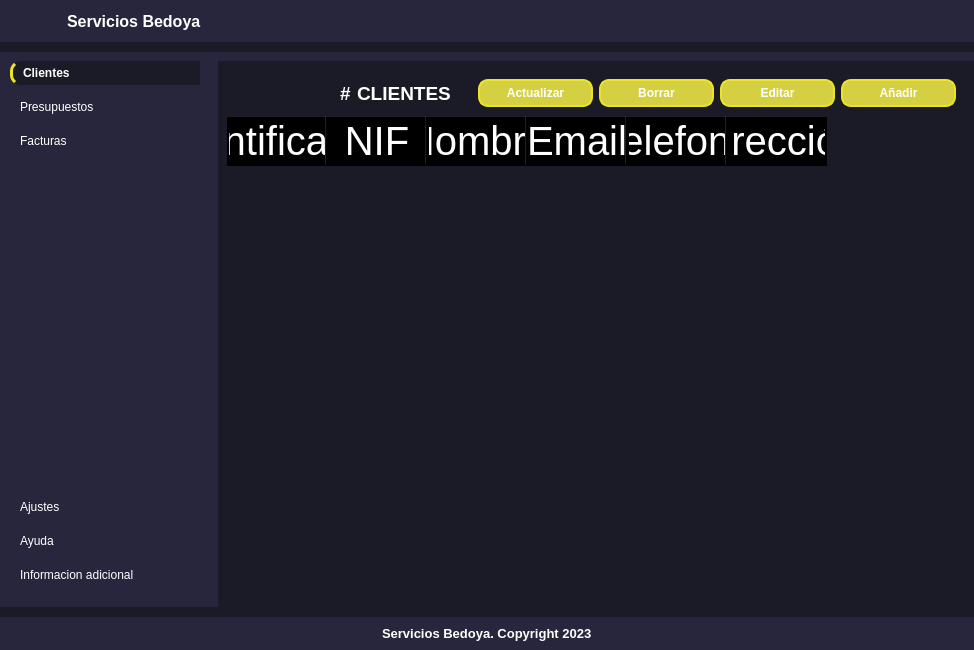
Above: UI/ui_main.ui from DickinsonBP/BudgetInvoiceApp2.0 before the change. Below: the same form after it.
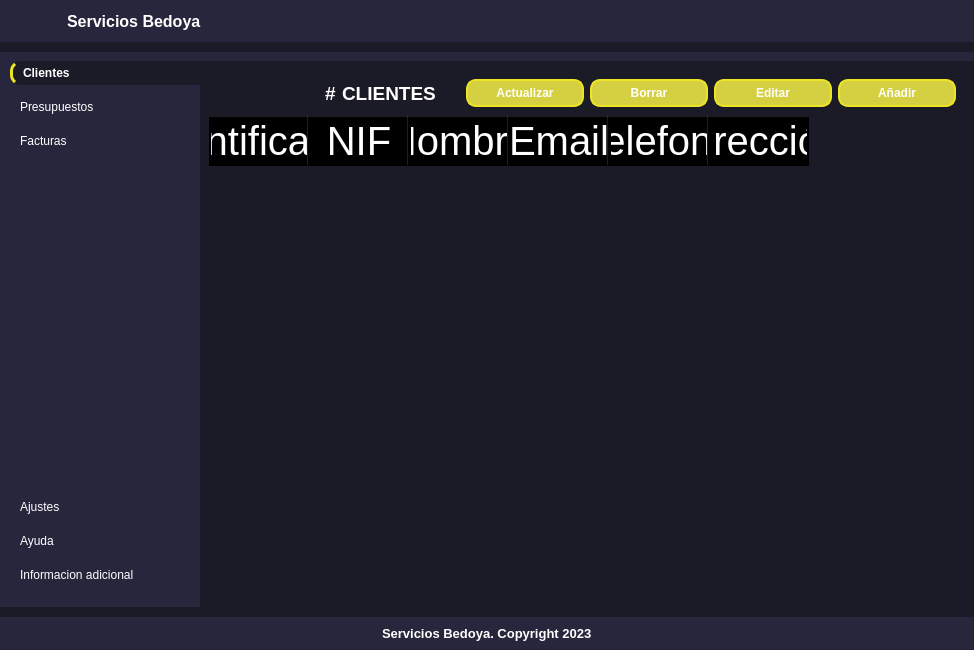
That is the form after the change. Icons and pictures are not drawn. Custom widgets are drawn as their Qt base class.

Patch:
```diff
--- a/UI/ui_main.ui
+++ b/UI/ui_main.ui
@@ -386,11 +386,6 @@
          </layout>
         </widget>
        </item>
-       <item>
-        <widget class="QWidget" name="separator" native="true">
-         <layout class="QVBoxLayout" name="verticalLayout_2"/>
-        </widget>
-       </item>
        <item>
         <widget class="QCustomSlideMenu" name="mainBodyContent" native="true">
          <property name="minimumSize">
```
